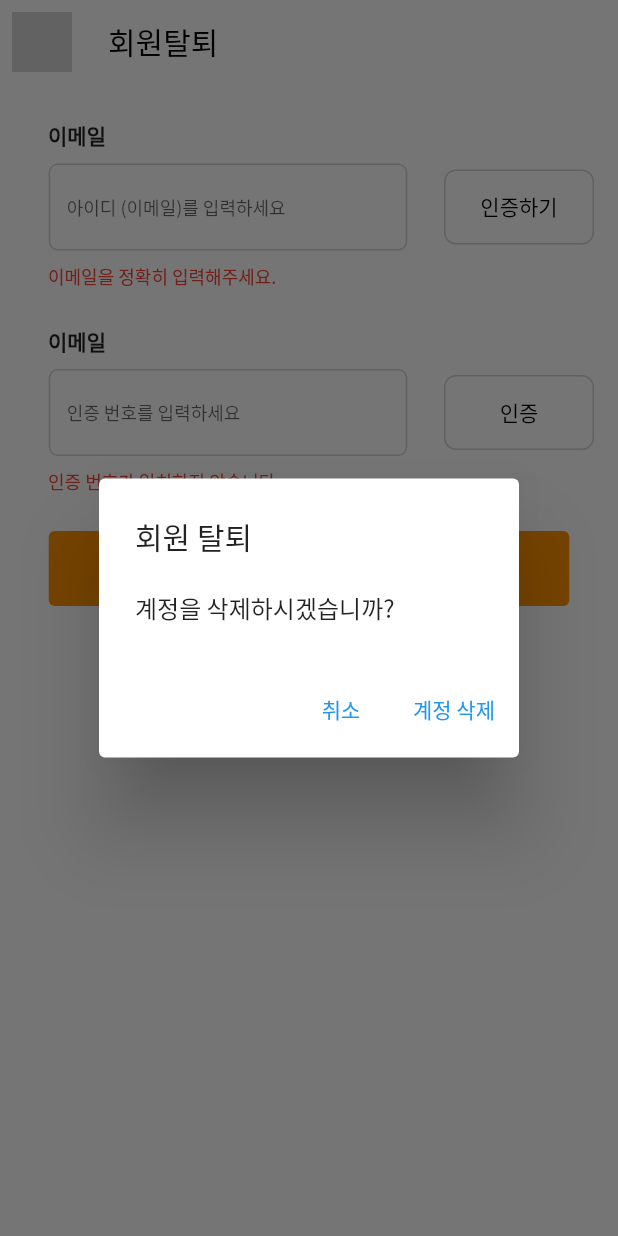
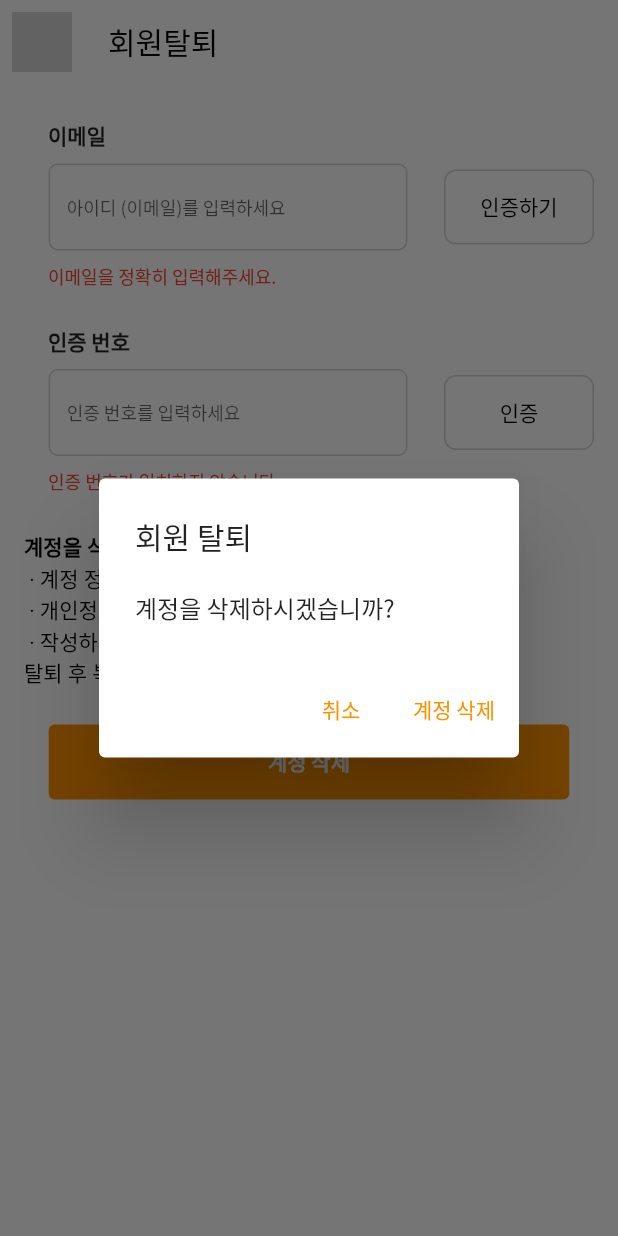
Before and after one commit to sunha12/refrigerator_recipe, a Flutter app: the WithdrawalScreens screen opened directly, after a tap on "계정 삭제", on a phone screen of 412 x 824 dp. Run offline on Flutter 3.47's test engine with Material 2 defaults, Android fonts, the phone set to English and light mode, and no system bars; our stand-ins replace device_info_plus, device_preview, flutter_svg, get, shared_preferences, table_calendar; missing offline and left inert: moment_dart; accounts and stored records are empty; network calls fail; project files that could hold a hidden picture were left out.

Commit message:
23.11.30 jeongwoon update

```diff
--- a/lib/screens/mypage_screens.dart
+++ b/lib/screens/mypage_screens.dart
@@ -34,6 +34,7 @@ class _MyPageScreensState extends State<MyPageScreens> {
         body: Column(
           children: [
             AppBar(
+              // 뒤로가기 숨김
               automaticallyImplyLeading: false,
               title: Text(
                 '마이페이지',
@@ -64,9 +65,10 @@ class _MyPageScreensState extends State<MyPageScreens> {
             ),
             SizedBox(height: 10.0),
             Center(
-              child: CircleAvatar(
-                radius: 50.0,
-                backgroundImage: AssetImage("assets/profile_image.jpg"),
+              child: Icon(
+                Icons.account_circle, // 사용자 프로필 아이콘으로 변경
+                size: 100, // 아이콘 크기 조절
+                color: Colors.grey, // 아이콘 색상 설정
               ),
             ),
             SizedBox(height: 10.0),
--- a/lib/screens/settings_withdrawal_screens.dart
+++ b/lib/screens/settings_withdrawal_screens.dart
@@ -27,8 +27,8 @@ class WithdrawalScreens extends StatelessWidget {
                       crossAxisAlignment: CrossAxisAlignment.start,
                       children: [
                         Padding(
-                          padding: const EdgeInsets.fromLTRB(
-                              16.0, 8.0, 16.0, 8.0), // 좌우 간격 추가
+                          padding:
+                              const EdgeInsets.fromLTRB(16.0, 8.0, 16.0, 8.0),
                           child: Text('이메일',
                               style: TextStyle(fontWeight: FontWeight.bold)),
                         ),
@@ -54,8 +54,7 @@ class WithdrawalScreens extends StatelessWidget {
                         ),
                         SizedBox(height: 4),
                         Padding(
-                          padding: const EdgeInsets.only(
-                              top: 4.0, left: 16.0), // 좌측 간격 추가
+                          padding: const EdgeInsets.only(top: 4.0, left: 16.0),
                           child: Text(
                             '이메일을 정확히 입력해주세요.',
                             style: TextStyle(fontSize: 12, color: Colors.red),
@@ -68,9 +67,9 @@ class WithdrawalScreens extends StatelessWidget {
                       crossAxisAlignment: CrossAxisAlignment.start,
                       children: [
                         Padding(
-                          padding: const EdgeInsets.fromLTRB(
-                              16.0, 8.0, 16.0, 8.0), // 좌우 간격 추가
-                          child: Text('이메일',
+                          padding:
+                              const EdgeInsets.fromLTRB(16.0, 8.0, 16.0, 8.0),
+                          child: Text('인증 번호',
                               style: TextStyle(fontWeight: FontWeight.bold)),
                         ),
                         Row(
@@ -95,14 +94,29 @@ class WithdrawalScreens extends StatelessWidget {
                         ),
                         SizedBox(height: 4),
                         Padding(
-                          padding: const EdgeInsets.only(
-                              top: 4.0, left: 16.0), // 좌측 간격 추가
+                          padding: const EdgeInsets.only(top: 4.0, left: 16.0),
                           child: Text(
                             '인증 번호가 일치하지 않습니다.',
                             style: TextStyle(fontSize: 12, color: Colors.red),
                           ),
                         ),
                       ],
+                    ),
+                    SizedBox(height: 24),
+                    RichText(
+                      text: TextSpan(
+                        style: TextStyle(fontSize: 14.0, color: Colors.black),
+                        children: <TextSpan>[
+                          TextSpan(
+                              text: '계정을 삭제하기 전에 확인해주세요.\n',
+                              style: TextStyle(fontWeight: FontWeight.bold)),
+                          TextSpan(
+                              text: ' · 계정 정보가 삭제되면 계정을 복구할 수 없습니다\n' +
+                                  ' · 개인정보는 개인정보처리방침에 따라 관리됩니다.\n' +
+                                  ' · 작성하신 콘텐츠는 자동으로 삭제되지 않습니다.\n' +
+                                  '탈퇴 후 복구 및 수정, 삭제가 어렵습니다.'),
+                        ],
+                      ),
                     ),
                     SizedBox(height: 24),
                     LongButtonWidgets(
@@ -118,7 +132,10 @@ class WithdrawalScreens extends StatelessWidget {
                                   onPressed: () {
                                     Navigator.of(context).pop();
                                   },
-                                  child: Text("취소"),
+                                  child: Text(
+                                    "취소",
+                                    style: TextStyle(color: AppTheme.orange),
+                                  ),
                                 ),
                                 TextButton(
                                   onPressed: () {
@@ -128,7 +145,10 @@ class WithdrawalScreens extends StatelessWidget {
                                       ),
                                     );
                                   },
-                                  child: Text("계정 삭제"),
+                                  child: Text(
+                                    "계정 삭제",
+                                    style: TextStyle(color: AppTheme.orange),
+                                  ),
                                 ),
                               ],
                             );
--- a/lib/widgets/mypage_widgets.dart
+++ b/lib/widgets/mypage_widgets.dart
@@ -56,7 +56,7 @@ class MypageWidget extends StatelessWidget {
     return TextButton(
       onPressed: onTap,
       child: Padding(
-        padding: const EdgeInsets.all(8.0),
+        padding: const EdgeInsets.all(16.0),
         child: Column(
           mainAxisSize: MainAxisSize.min,
           children: [
```
Also changed, not shown: lib/screens/settings.dart (+9 -3 lines), lib/screens/settings_contact_us_screens.dart (+8 -8 lines), lib/screens/settings_profile_edit_screens.dart (+64 -19 lines).
